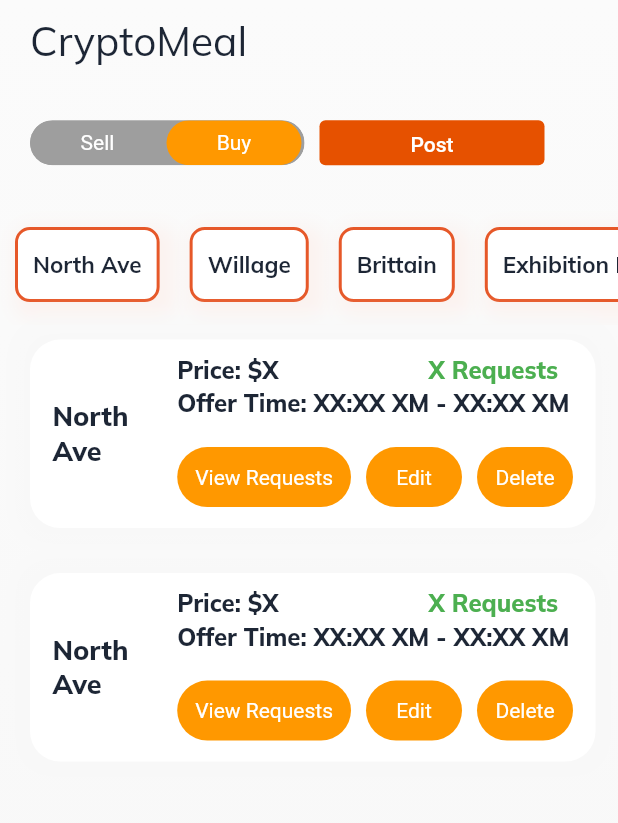
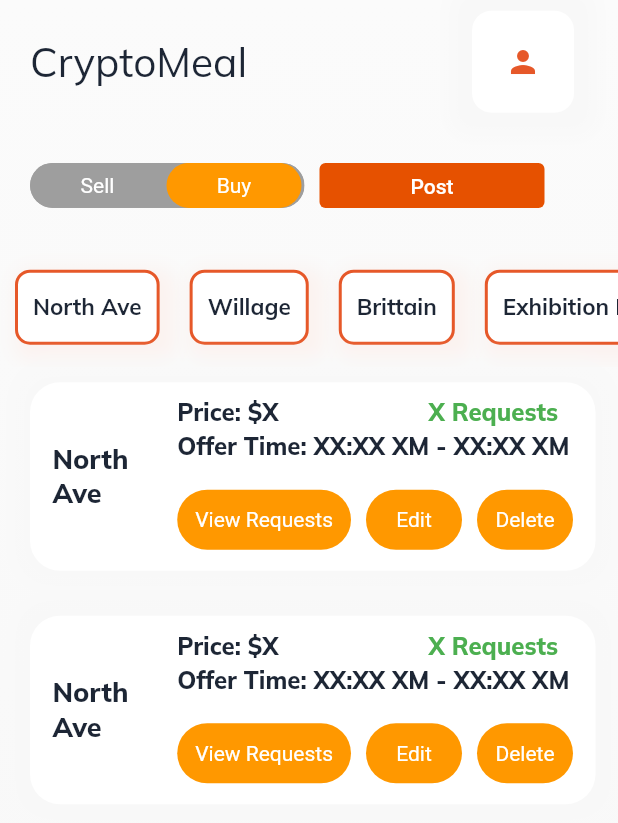
Before and after one commit to thecharlesjenkins/CryptoMeal, a Flutter app: the screen it shows after launch, on a phone screen of 412 x 824 dp. Shown: the top 823 px of the screen. Run offline on Flutter 3.47's test engine with Material 2 defaults, Android fonts, the phone set to English and light mode, and no system bars; drawn by our look-alikes of toggle_switch; our stand-ins replace firebase_core, google_fonts; accounts and stored records are empty.

```diff
--- a/lib/src/pages/home_page.dart
+++ b/lib/src/pages/home_page.dart
@@ -1,4 +1,5 @@
 import 'package:crypto_meal/src/model/data.dart';
+import 'package:crypto_meal/src/pages/profile_page/profile_page.dart';
 import 'package:crypto_meal/src/themes/theme.dart';
 import 'package:crypto_meal/src/widgets/product_card.dart';
 import 'package:crypto_meal/src/widgets/product_icon.dart';
@@ -188,7 +189,6 @@ class _MyHomePageState extends State<MyHomePage> {
         children:  <Widget>[
            // _search(),
            _toggleBar(),
-
           ],
       ),
     );
--- a/lib/src/pages/mainPage.dart
+++ b/lib/src/pages/mainPage.dart
@@ -4,6 +4,7 @@ import 'package:crypto_meal/src/themes/light_color.dart';
 import 'package:crypto_meal/src/themes/theme.dart';
 import 'package:crypto_meal/src/widgets/title_text.dart';
 import 'package:crypto_meal/src/widgets/extentions.dart';
+import 'package:crypto_meal/src/pages/profile_page/profile_page.dart';
 
 class MainPage extends StatefulWidget {
   MainPage({Key? key, required this.title}) : super(key: key);
@@ -17,18 +18,29 @@ class MainPage extends StatefulWidget {
 class _MainPageState extends State<MainPage> {
   bool isHomePageSelected = true;
 
-  Widget _icon(IconData icon, {Color color = LightColor.iconColor}) {
+  Widget _profile(IconData icon, {Color color = LightColor.iconColor}) {
     return Container(
       padding: EdgeInsets.all(10),
       decoration: BoxDecoration(
           borderRadius: BorderRadius.all(Radius.circular(13)),
           color: Theme.of(context).backgroundColor,
           boxShadow: AppTheme.shadow),
-      child: Icon(
-        icon,
-        color: color,
-      ),
-    ).ripple(() {}, borderRadius: BorderRadius.all(Radius.circular(13)));
+      child: IconButton(
+          icon: Icon(
+            Icons.person,
+          ),
+          color: LightColor.orange,
+          onPressed: () {
+            //navigateToProfilePage(context);
+            Navigator.of(context)
+                .push(MaterialPageRoute(builder: (context) => ProfilePage()));
+          }),
+    ); //.ripple(() {}, borderRadius: BorderRadius.all(Radius.circular(13)));
+  }
+
+  Future navigateToProfilePage(context) async {
+    Navigator.of(context)
+        .push(MaterialPageRoute(builder: (context) => ProfilePage()));
   }
 
   Widget _title() {
@@ -42,7 +54,7 @@ class _MainPageState extends State<MainPage> {
               children: <Widget>[
                 TitleText(
                   //text: isHomePageSelected ? 'Our' : 'Shopping',
-                  text: 'CryptoMeal',
+                  text: 'df',
                   fontSize: 27,
                   fontWeight: FontWeight.w400,
                 ),
@@ -59,6 +71,32 @@ class _MainPageState extends State<MainPage> {
                   ).ripple(() {},
                     borderRadius: BorderRadius.all(Radius.circular(13)))
                 : SizedBox()
+          ],
+        ));
+  }
+
+  Widget _topBar() {
+    return Container(
+        // margin: EdgeInsets.symmetric(vertical: 10),
+        width: AppTheme.fullWidth(context),
+        height: AppTheme.fullWidth(context) * 0.2,
+        child: Column(
+          mainAxisAlignment: MainAxisAlignment.spaceEvenly,
+          children: [
+            Row(
+              children: <Widget>[
+                SizedBox(width: 20),
+                TitleText(
+                  //text: isHomePageSelected ? 'Our' : 'Shopping',
+                  text: 'CryptoMeal',
+
+                  fontSize: 27,
+                  fontWeight: FontWeight.w400,
+                ),
+                SizedBox(width: 150),
+                _profile(Icons.person),
+              ],
+            )
           ],
         ));
   }
@@ -97,10 +135,10 @@ class _MainPageState extends State<MainPage> {
                 child: Column(
                   crossAxisAlignment: CrossAxisAlignment.start,
                   children: <Widget>[
-                    _title(),
+                    _topBar(),
                     MyHomePage(
                       key: null,
-                      title: 'CryptoMeal',
+                      title: 'dd',
                     ),
                   ],
                 ),
```
Also changed, not shown: lib/src/pages/profile_page/appbar.dart (added, +18 -0 lines), lib/src/pages/profile_page/button.dart (added, +23 -0 lines), lib/src/pages/profile_page/numbers.dart (added, +41 -0 lines), lib/src/pages/profile_page/profile_page.dart (added, +78 -0 lines), lib/src/pages/profile_page/profile_widget.dart (added, +76 -0 lines), lib/src/pages/profile_page/user.dart (added, +17 -0 lines), lib/src/pages/profile_page/user_preferences.dart (added, +13 -0 lines).
